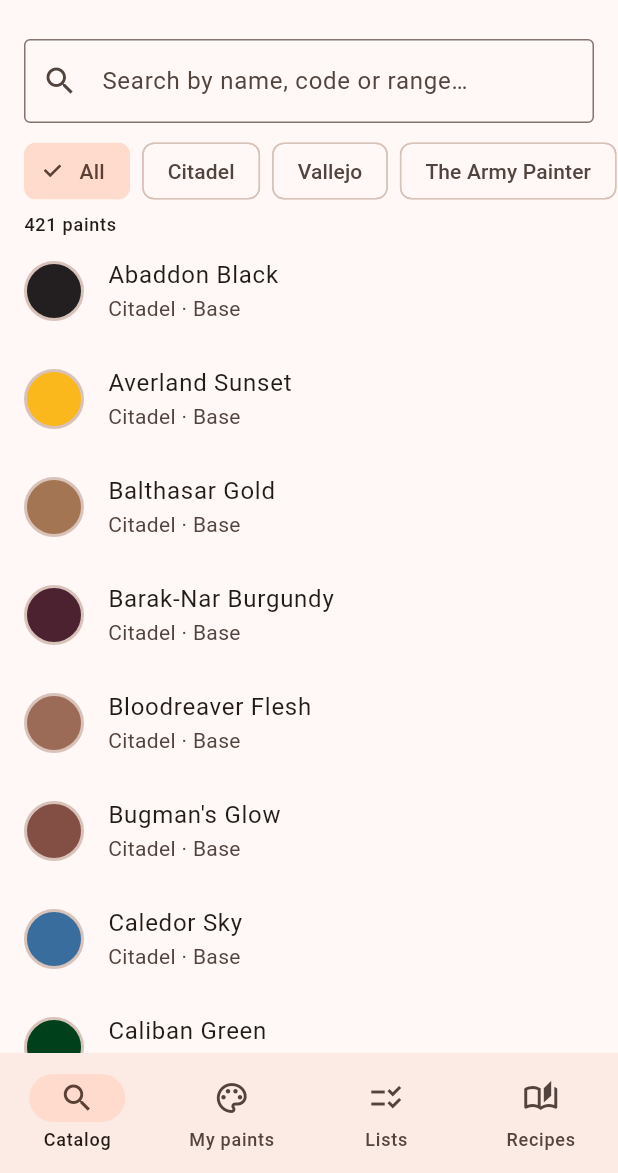
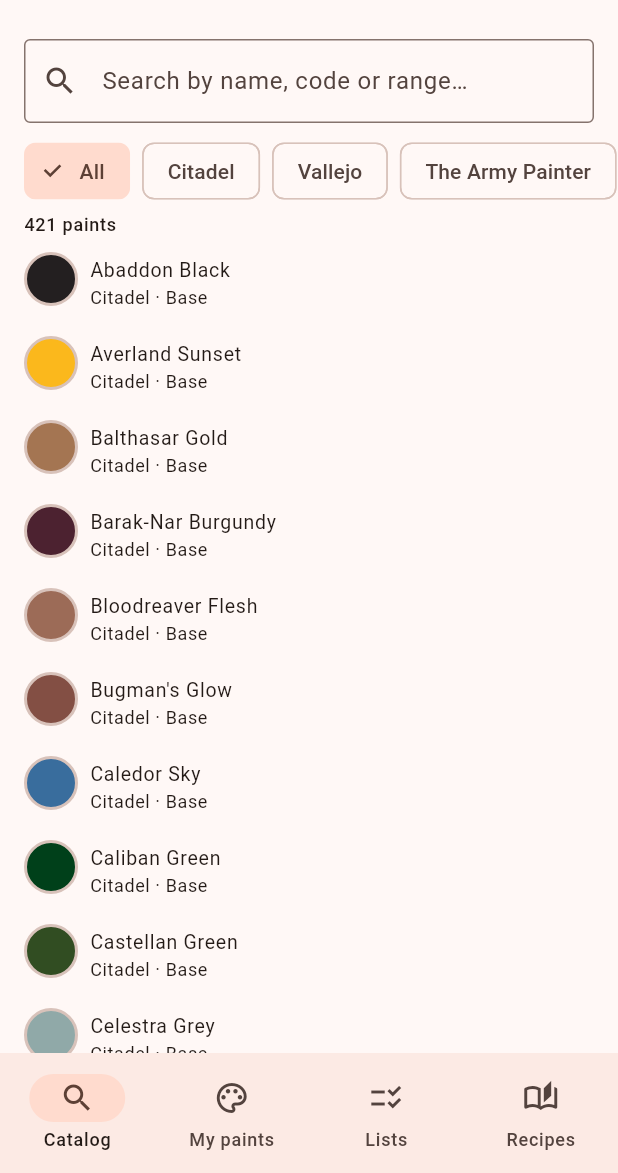
Before and after one commit to tribet84/PaintForge, a Flutter app: the screen it shows once a user with an empty profile is signed in, on a phone screen of 412 x 824 dp, the part 63-1236 px from its top. Run offline on Flutter 3.47's test engine with Material 3 defaults, Android fonts, the phone set to English and light mode, and no system bars; our stand-ins replace cloud_firestore, firebase_auth, firebase_core, google_mobile_ads, google_sign_in, image_picker and 2 more; accounts and stored records are empty; generated files the repository leaves out were written again.

Commit message:
feat(ui): give stock status its own colour scale and tighten paint rows
Status was borrowing ColorScheme roles that already mean something else,
so a fully stocked list rendered in brand-brown and a nearly-empty pot in
alarm-red. StockColors adds a proper good / warning / absent scale with
values for both themes, and the readiness bar and status chips use it —
a healthy shelf now reads as healthy without parsing any text.

Paint rows also lost what they were repeating: the brand is dropped where
the section heading already states it, and 'Owned' is no longer stamped on
every row of a screen where everything is owned by definition, leaving
only the exceptions to catch the eye. Rows are denser so noticeably more
of a 400-paint catalogue fits on a phone screen, while staying above the
48px touch target.

Readiness detail drops its zero counts: '2 owned · 0 running low ·
0 missing' spent two thirds of the line saying nothing was wrong.

```diff
--- a/lib/l10n/app_es.arb
+++ b/lib/l10n/app_es.arb
@@ -208,5 +208,8 @@
   "recipePhotoTooLarge": "Esa imagen tiene demasiado detalle para guardarla ni comprimida. Prueba con otra más pequeña.",
   "recipePhotoUnreadable": "No se ha podido leer ese archivo como imagen.",
   "recipePhotoCompressing": "Comprimiendo foto…",
-  "recipePhotoHelp": "Las fotos se reducen en tu dispositivo antes de guardarse, así una foto enorme de la cámara nunca se sube a tamaño completo."
+  "recipePhotoHelp": "Las fotos se reducen en tu dispositivo antes de guardarse, así una foto enorme de la cámara nunca se sube a tamaño completo.",
+  "listReadinessInStock": "{count} en stock",
+  "listReadinessLow": "{count} casi vacías",
+  "listReadinessMissing": "{count} te faltan"
 }
--- a/lib/src/features/inventory/inventory_screen.dart
+++ b/lib/src/features/inventory/inventory_screen.dart
@@ -135,7 +135,10 @@
                   for (final (entry, paint) in byBrand[brand]!)
                     PaintTile(
                       paint: paint,
-                      trailing: StatusChip(status: entry.status),
+                      showBrand: false,
+                      // Everything on this screen is owned, so labelling each
+                      // row "Owned" is noise; only the exceptions are shown.
+                      showStatus: entry.status != PaintStatus.inStock,
                     ),
                 ],
                 const SizedBox(height: 24),
--- a/lib/src/features/shopping/shopping_list_screen.dart
+++ b/lib/src/features/shopping/shopping_list_screen.dart
@@ -125,6 +125,7 @@
             for (final paint in entry.value)
               PaintTile(
                 paint: paint,
+                showBrand: false,
                 trailing: FilledButton.tonalIcon(
                   icon: const Icon(Icons.check, size: 18),
                   label: Text(l10n.actionPurchased),
--- a/lib/src/widgets/paint_widgets.dart
+++ b/lib/src/widgets/paint_widgets.dart
@@ -6,6 +6,7 @@
 import '../models/paint.dart';
 import '../state/inventory_provider.dart';
 import '../state/paint_lists_provider.dart';
+import '../theme.dart';
 
 /// Round swatch showing the paint color.
 class PaintSwatch extends StatelessWidget {
@@ -33,19 +34,44 @@
 
 /// Small colored label for an inventory status.
 class StatusChip extends StatelessWidget {
-  const StatusChip({super.key, required this.status});
+  const StatusChip({super.key, required this.status, this.compact = false});
 
   final PaintStatus status;
+
+  /// Drops the wording and keeps the icon. Used where the row is already
+  /// telling the user what the status is — repeating it in every row costs
+  /// horizontal space and adds no information.
+  final bool compact;
 
   @override
   Widget build(BuildContext context) {
     final l10n = AppLocalizations.of(context);
     final scheme = Theme.of(context).colorScheme;
+    final brightness = Theme.of(context).brightness;
     final (label, icon, color) = switch (status) {
-      PaintStatus.inStock => (l10n.statusInStock, Icons.check_circle, scheme.primary),
-      PaintStatus.low => (l10n.statusLow, Icons.hourglass_bottom, scheme.error),
-      PaintStatus.wishlist => (l10n.statusWishlist, Icons.shopping_cart, scheme.tertiary),
+      PaintStatus.inStock => (
+          l10n.statusInStock,
+          Icons.check_circle,
+          StockColors.inStock(brightness),
+        ),
+      PaintStatus.low => (
+          l10n.statusLow,
+          Icons.hourglass_bottom,
+          StockColors.low(brightness),
+        ),
+      PaintStatus.wishlist => (
+          l10n.statusWishlist,
+          Icons.shopping_cart,
+          scheme.error,
+        ),
     };
+    if (compact) {
+      // Still announced to screen readers, just not drawn.
+      return Tooltip(
+        message: label,
+        child: Icon(icon, size: 18, color: color),
+      );
+    }
     return Row(
       mainAxisSize: MainAxisSize.min,
       children: [
@@ -65,26 +91,60 @@
 
 /// List tile for a catalog paint; tapping opens the status action sheet.
 class PaintTile extends StatelessWidget {
-  const PaintTile({super.key, required this.paint, this.trailing});
+  const PaintTile({
+    super.key,
+    required this.paint,
+    this.trailing,
+    this.showBrand = true,
+    this.compactStatus = false,
+    this.showStatus = true,
+  });
 
   final Paint paint;
   final Widget? trailing;
+
+  /// Set false where the surrounding section is already a brand heading —
+  /// repeating "Citadel" on every row under a "Citadel" header spends the
+  /// subtitle on something the user already knows.
+  final bool showBrand;
+
+  /// Show the status as an icon rather than icon + wording.
+  final bool compactStatus;
+
+  /// Suppress the status entirely. Passing `trailing: null` does NOT do this
+  /// — it falls through to the default chip — so screens that want a bare
+  /// row have to say so explicitly.
+  final bool showStatus;
 
   @override
   Widget build(BuildContext context) {
     final status = context
         .select<InventoryProvider, PaintStatus?>((p) => p.statusOf(paint.id));
     final subtitle = [
-      paint.brandName,
+      if (showBrand) paint.brandName,
       paint.range,
       if (paint.code != null) paint.code!,
     ].join(' · ');
     return ListTile(
-      leading: PaintSwatch(paint: paint),
-      title: Text(paint.name),
-      subtitle: Text(subtitle),
+      // These lists are long — 400+ paints in the catalog — so the row is
+      // tightened to fit noticeably more on screen while staying above the
+      // 48px minimum touch target.
+      dense: true,
+      visualDensity: VisualDensity.compact,
+      minVerticalPadding: 2,
+      horizontalTitleGap: 12,
+      leading: PaintSwatch(paint: paint, size: 36),
+      title: Text(paint.name, maxLines: 1, overflow: TextOverflow.ellipsis),
+      subtitle: Text(
+        subtitle,
+        maxLines: 1,
+        overflow: TextOverflow.ellipsis,
+        style: Theme.of(context).textTheme.bodySmall,
+      ),
       trailing: trailing ??
-          (status == null ? null : StatusChip(status: status)),
+          (!showStatus || status == null
+              ? null
+              : StatusChip(status: status, compact: compactStatus)),
       onTap: () => showPaintActions(context, paint),
     );
   }
```
Also changed, not shown: lib/l10n/app_en.arb (+25 -1 lines), lib/src/features/lists/lists_screen.dart (+2 -5 lines), lib/src/features/lists/paint_list_detail_screen.dart (+2 -5 lines), lib/src/theme.dart (+23 -0 lines), lib/src/widgets/paint_list_widgets.dart (+19 -8 lines), lib/src/widgets/readiness_detail.dart (added, +15 -0 lines).
